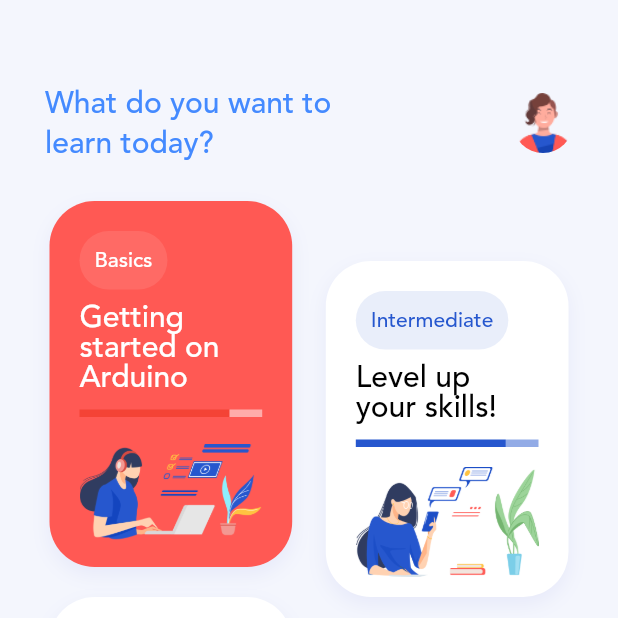
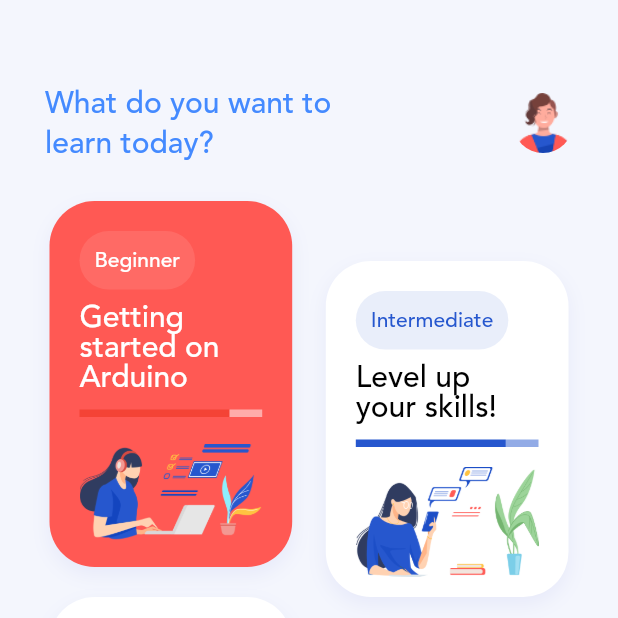
Before and after one commit to franciscobryant/DIP-U-No-Arduino, a Flutter app: the mainPage screen opened directly, on a phone screen of 412 x 824 dp, the top half of it. Run offline on Flutter 3.47's test engine with Material 2 defaults, Android fonts, the phone set to English and light mode, and no system bars; our stand-ins replace carousel_pro, google_fonts, percent_indicator, webview_flutter, youtube_player_flutter.

Commit message:
Update MainPage.dart
Changed 'Basics' to 'Beginner' in Line 90

```diff
--- a/lib/MainPage.dart
+++ b/lib/MainPage.dart
@@ -87,7 +87,7 @@
                           mainAxisAlignment: MainAxisAlignment.spaceBetween,
                           children: <Widget>[
                             courseWidget(
-                                'Basics',
+                                'Beginner',
                                 'Getting started on Arduino',
                                 'img1',
                                 Color(0xffff6a65),
```
